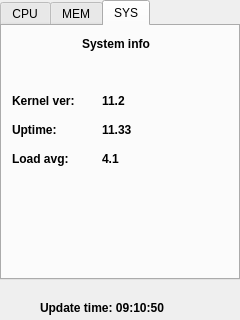
Above: project/system_monitoring/src/view/view.ui from AndersonStarling/embedded_linux_pratice before the change. Below: the same form after it.
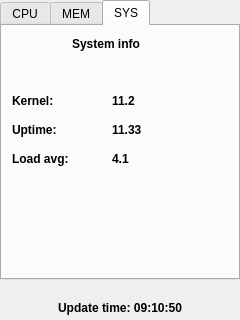
That is the form after the change. The open tabs and pages were chosen to show the change.

Commit message: fix bug UI and remove mock test in project

```diff
--- a/project/system_monitoring/src/view/view.ui
+++ b/project/system_monitoring/src/view/view.ui
@@ -785,12 +785,24 @@
     <widget class="QLabel" name="header_tab_label_6">
      <property name="geometry">
       <rect>
-       <x>80</x>
+       <x>70</x>
        <y>10</y>
        <width>90</width>
        <height>16</height>
       </rect>
      </property>
+     <property name="minimumSize">
+      <size>
+       <width>90</width>
+       <height>16</height>
+      </size>
+     </property>
+     <property name="maximumSize">
+      <size>
+       <width>90</width>
+       <height>16</height>
+      </size>
+     </property>
      <property name="font">
       <font>
        <weight>75</weight>
@@ -823,7 +835,7 @@
          </font>
         </property>
         <property name="text">
-         <string>Kernel ver:</string>
+         <string>Kernel:</string>
         </property>
        </widget>
       </item>
@@ -858,7 +870,7 @@
     <widget class="QWidget" name="layoutWidget_9">
      <property name="geometry">
       <rect>
-       <x>100</x>
+       <x>110</x>
        <y>60</y>
        <width>121</width>
        <height>87</height>
@@ -941,6 +953,9 @@
    <property name="text">
     <string>Update time: 09:10:50</string>
    </property>
+   <property name="alignment">
+    <set>Qt::AlignCenter</set>
+   </property>
   </widget>
  </widget>
  <resources/>
```
Left out of the diff: 10 changed lines with no effect on the pictures. The commit also changes 7 other files.
